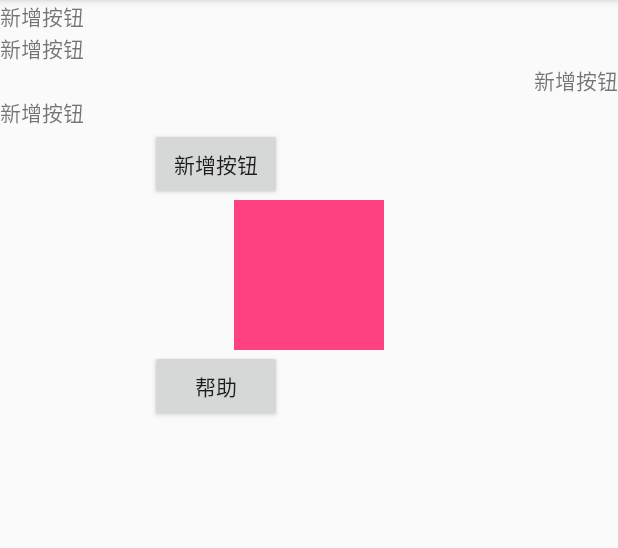
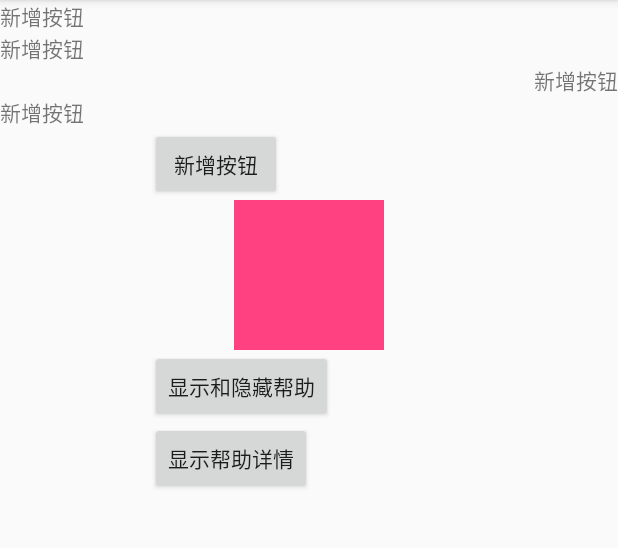
Before and after one commit to imgod1/TestHelp, an Android app: the screen it shows after launch (MainActivity), on a phone screen of 412 x 824 dp, the part 84-632 px from its top. Run offline under Robolectric (Android 15) with nearby library versions, the phone set to English and light mode, and no system bars.

Commit message:
dialog activity

```diff
--- a/app/src/main/AndroidManifest.xml
+++ b/app/src/main/AndroidManifest.xml
@@ -15,6 +15,8 @@
                 <category android:name="android.intent.category.LAUNCHER" />
             </intent-filter>
         </activity>
+        <activity android:name=".HelpInfoActivity"
+            android:theme="@style/Theme.AppCompat.Dialog"></activity>
     </application>
 
 </manifest>
--- a/app/src/main/java/com/imgod/gaokang/testhelp/MainActivity.java
+++ b/app/src/main/java/com/imgod/gaokang/testhelp/MainActivity.java
@@ -27,7 +27,7 @@ public class MainActivity extends AppCompatActivity {
     private AbsoluteLayout parentViewGroup;
 
     private Button btn_help;
-
+    private Button btn_showhelp;
     @Override
     protected void onCreate(Bundle savedInstanceState) {
         super.onCreate(savedInstanceState);
@@ -162,6 +162,14 @@ public class MainActivity extends AppCompatActivity {
                 }
             }
         });
+
+        btn_showhelp = (Button) findViewById(R.id.btn_showhelp);
+        btn_showhelp.setOnClickListener(new View.OnClickListener() {
+            @Override
+            public void onClick(View v) {
+                HelpInfoActivity.actionStart(MainActivity.this);
+            }
+        });
     }
 
     @Override
--- a/app/src/main/res/layout/activity_main.xml
+++ b/app/src/main/res/layout/activity_main.xml
@@ -74,5 +74,12 @@
         android:layout_height="wrap_content"
         android:layout_alignParentLeft="true"
         android:layout_marginLeft="100dp"
-        android:text="帮助" />
+        android:text="显示和隐藏帮助" />
+    <Button
+        android:id="@+id/btn_showhelp"
+        android:layout_width="wrap_content"
+        android:layout_height="wrap_content"
+        android:layout_alignParentLeft="true"
+        android:layout_marginLeft="100dp"
+        android:text="显示帮助详情" />
 </LinearLayout>
```
Also changed, not shown: app/src/main/java/com/imgod/gaokang/testhelp/HelpInfoActivity.java (added, +19 -0 lines), app/src/main/res/layout/activity_help_info.xml (added, +16 -0 lines).
